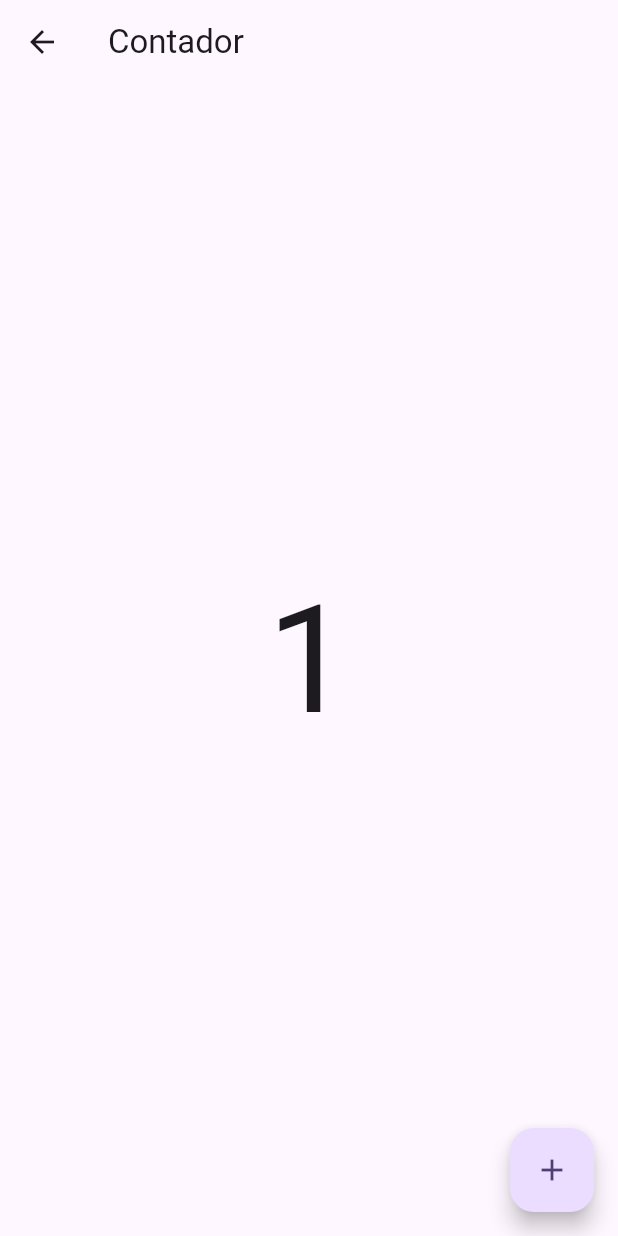
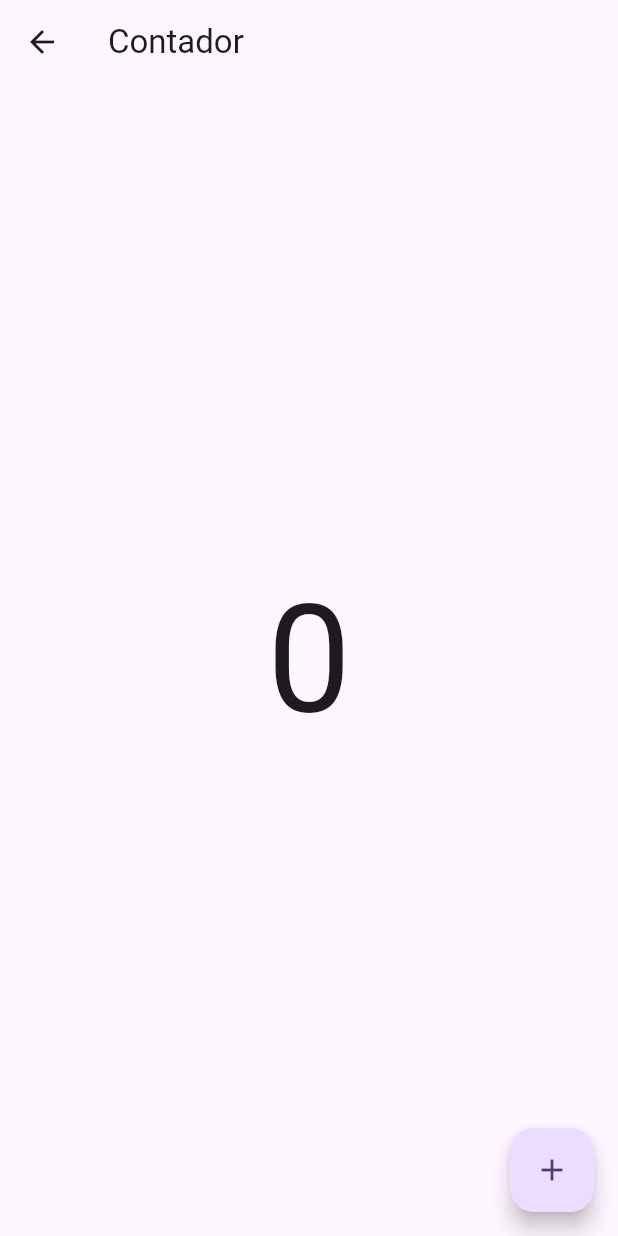
Before and after one commit to treinaweb/treinaweb-flutter-Getx, a Flutter app: the HomePage screen opened by its route, after a tap on the "add" icon, on a phone screen of 412 x 824 dp. Run offline on Flutter 3.47's test engine with Material 2 defaults, Android fonts, the phone set to English and light mode, and no system bars; our stand-ins replace get.

Commit message:
GetxController

```diff
--- a/lib/app/modules/home/home_controller.dart
+++ b/lib/app/modules/home/home_controller.dart
@@ -0,0 +1,9 @@
+import 'package:get/get.dart';
+
+class HomeController extends GetxController {
+  int count = 0;
+
+  void setValue() {
+    count++;
+  }
+}
--- a/lib/app/modules/home/home_page.dart
+++ b/lib/app/modules/home/home_page.dart
@@ -1,20 +1,27 @@
+import 'package:contador/app/modules/home/home_controller.dart';
 import 'package:flutter/material.dart';
 import 'package:get/get.dart';
 
-class HomePage extends GetView {
-  const HomePage({Key? key}) : super(key: key);
+class HomePage extends GetView<HomeController> {
+  HomePage({Key? key}) : super(key: key);
+
+  @override
+  final controller = Get.put(HomeController());
 
   @override
   Widget build(BuildContext context) {
+    // final controller = HomeController();
     return Scaffold(
       appBar: AppBar(
         title: const Text('Contador'),
       ),
-      floatingActionButton:
-          FloatingActionButton(onPressed: () {}, child: const Icon(Icons.add)),
-      body: const Center(
+      floatingActionButton: FloatingActionButton(
+        onPressed: controller.setValue,
+        child: const Icon(Icons.add),
+      ),
+      body: Center(
         child: Text(
-          "1",
+          controller.count.toString(),
           style: TextStyle(fontSize: 100),
         ),
       ),
--- a/lib/app/routes/app_pages.dart
+++ b/lib/app/routes/app_pages.dart
@@ -6,6 +6,6 @@ class AppPage {
   AppPage._();
 
   static final routes = <GetPage>[
-    GetPage(name: Routes.HOME, page: () => const HomePage())
+    GetPage(name: Routes.HOME, page: () => HomePage())
   ];
 }
```
